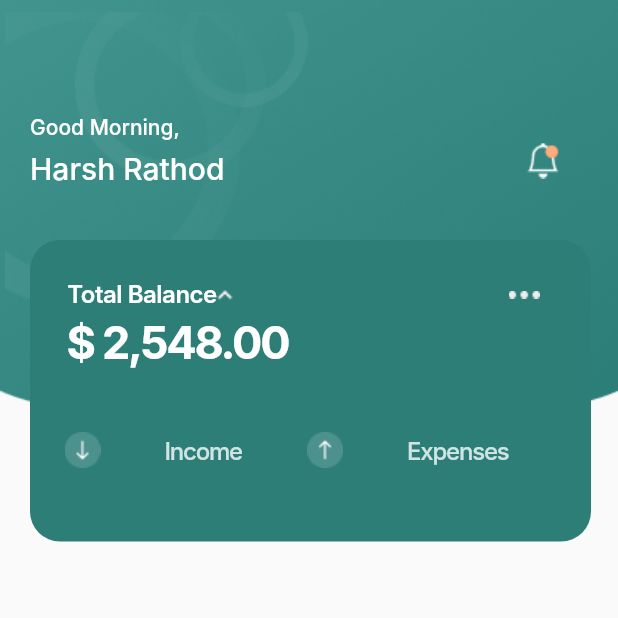
After one commit to HarshR2233/Mono_income_expense, a Flutter app: the HomeScreen screen opened directly, on a phone screen of 412 x 824 dp, the top half of it. The commit adds this screen. Run offline on Flutter 3.47's test engine with Material 2 defaults, Android fonts, the phone set to English and light mode, and no system bars; our stand-ins replace get; Roboto replaces fonts that are missing (Inter).

```diff
--- /dev/null
+++ b/lib/screens/homescreen.dart
@@ -0,0 +1,152 @@
+import 'package:flutter/material.dart';
+//import 'package:get/get.dart';
+
+class HomeScreen extends StatelessWidget {
+  const HomeScreen({super.key});
+
+  @override
+  Widget build(BuildContext context) {
+    return Scaffold(
+      body: Stack(
+          children: [
+            Positioned(
+                child: Image.asset('assets/image/Rectangle9.png'),
+            ),
+            Positioned(
+              top: 8,
+                left: 3,
+                child: Image.asset('assets/image/Ellipse7.png'),
+            ),
+            Positioned(
+              top: 8,
+                left: 50,
+                child: Image.asset('assets/image/Ellipse8.png'),
+            ),
+            Positioned(
+              top: 8,
+                left: 120,
+                child: Image.asset('assets/image/Ellipse9.png'),
+            ),
+            Positioned(
+              top: 95,
+                left: 350,
+                child: Image.asset('assets/image/bell1.png'),
+            ),
+            const Padding(
+                padding: EdgeInsets.only(left: 20),
+              child: Text(
+                  'Good Morning,',
+                style: TextStyle(
+                  color: Colors.white,
+                  fontSize: 14,
+                  fontFamily: 'Inter',
+                  fontWeight: FontWeight.w500,
+                  height: 8,
+                ),
+              ),
+            ),
+            const Padding(
+                padding: EdgeInsets.only(left: 20),
+              child: Text(
+                'Harsh Rathod',
+                style: TextStyle(
+                  color: Colors.white,
+                  fontSize: 20,
+                  fontFamily: 'Inter',
+                  fontWeight: FontWeight.w500,
+                  height: 7.5,
+                ),
+              ),
+            ),
+            Padding(
+                padding: const EdgeInsets.fromLTRB(20, 160, 0, 0),
+              child: Container(
+                width: 374,
+                height: 201,
+                decoration: ShapeDecoration(
+                  color: const Color(0xFF2E7E78),
+                  shape: RoundedRectangleBorder(
+                    borderRadius: BorderRadius.circular(20),
+                  ),
+                ),
+                ),
+              ),
+            const Padding(
+                padding: EdgeInsets.fromLTRB(45, 186, 0, 0),
+              child: Text(
+                'Total Balance',
+                style: TextStyle(
+                  color: Colors.white,
+                  fontSize: 16,
+                  fontFamily: 'Inter',
+                  fontWeight: FontWeight.w600,
+                  height: 0,
+                  letterSpacing: -0.32,
+                ),
+              ),
+            ),
+            Row(
+              children: [
+                Image.asset('assets/image/chevron.png',
+                  width: 300,
+                  height: 393,
+                ),
+                Image.asset('assets/image/Group8.png',
+                  width: 99,
+                  height: 50,
+                ),
+              ],
+            ),
+            const Padding(
+              padding: EdgeInsets.fromLTRB(45, 210, 0, 0),
+                child: Text(
+                  '\$ 2,548.00',
+                  style: TextStyle(
+                    color: Colors.white,
+                    fontSize: 30,
+                    fontFamily: 'Inter',
+                    fontWeight: FontWeight.w700,
+                    height: 0,
+                    letterSpacing: -1.50,
+                  ),
+                )
+            ),
+            Row(
+              children: [
+                Image.asset('assets/image/Frame5.png',
+                  width: 110,
+                  height: 600,
+                ),
+                  const Text(
+                    'Income',
+                    style: TextStyle(
+                      color: Color(0xFFD0E5E3),
+                      fontSize: 16,
+                      fontFamily: 'Inter',
+                      fontWeight: FontWeight.w500,
+                      letterSpacing: -0.80,
+                      height: 0,
+                    ),
+                  ),
+                Image.asset('assets/image/Frame7.png',
+                  width: 110,
+                  height: 600,
+                ),
+                const Text(
+                  'Expenses',
+                  style: TextStyle(
+                    color: Color(0xFFD0E5E3),
+                    fontSize: 16,
+                    fontFamily: 'Inter',
+                    fontWeight: FontWeight.w500,
+                    letterSpacing: -0.80,
+                    height: 0,
+                  ),
+                ),
+              ],
+            )
+          ],
+      ),
+    );
+  }
+}
--- a/lib/screens/login.dart
+++ b/lib/screens/login.dart
@@ -29,7 +29,11 @@ class login extends StatelessWidget {
               ),
             ],
           ),
-        )
+        ),
+            appBar: AppBar(
+        title: Text('Login'),
+              backgroundColor: Color(0xFF438883),
+    ),
     );
   }
 }
--- a/lib/screens/onboarding.dart
+++ b/lib/screens/onboarding.dart
@@ -1,7 +1,7 @@
 import 'package:get/get.dart';
 import 'package:flutter/material.dart';
 import 'package:income_expense/screens/login.dart';
-import 'package:income_expense/screens/register.dart';
+import 'package:income_expense/screens/homescreen.dart';
 
 class OnboardingController extends GetxController {
 }
@@ -87,7 +87,7 @@ class onboarding extends StatelessWidget {
             child: TextButton(
               onPressed: () {
                 Navigator.of(context).push(MaterialPageRoute(builder: (context){
-                  return const register();
+                  return const HomeScreen();
                 }
                 ));
               },
--- a/lib/screens/register.dart
+++ /dev/null
@@ -1,35 +0,0 @@
-import 'package:flutter/material.dart';
-
-class register extends StatelessWidget {
-  const register({super.key});
-
-  @override
-  Widget build(BuildContext context) {
-    return Scaffold(
-      body: Container(
-        child: Stack(
-          children: [
-            Positioned(
-                child: Image.asset('assets/image/Rectangle9.png'),
-            ),
-            Positioned(
-              top: 8,
-                left: 3,
-                child: Image.asset('assets/image/Ellipse7.png'),
-            ),
-            Positioned(
-              top: 8,
-                left: 50,
-                child: Image.asset('assets/image/Ellipse8.png'),
-            ),
-            Positioned(
-              top: 8,
-                left: 120,
-                child: Image.asset('assets/image/Ellipse9.png')
-            ),
-          ],
-        ),
-      )
-    );
-  }
-}
```
Also changed, not shown: assets/image/Frame5.png (added), assets/image/Frame7.png (added), assets/image/Group8.png (added), assets/image/Rectangle1.png (added), assets/image/Vector 2.png (added), assets/image/arrow-down 1.png (added), assets/image/arrow-down 2.png (added), assets/image/bell1.png (added), assets/image/chevron.png (added).
